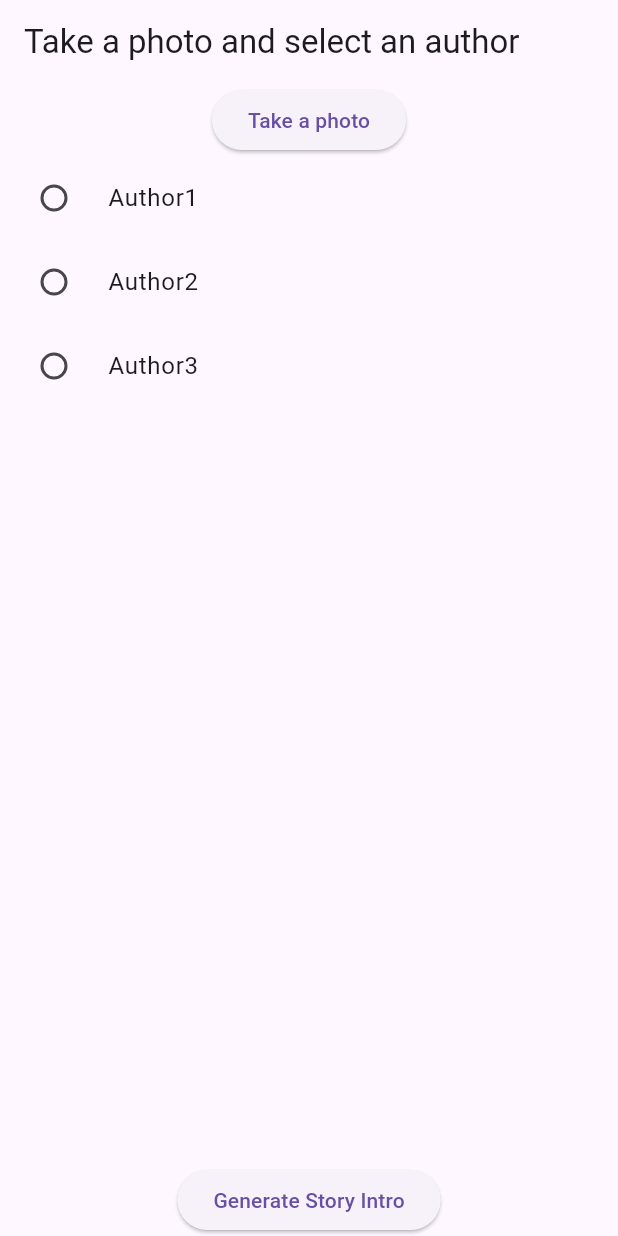
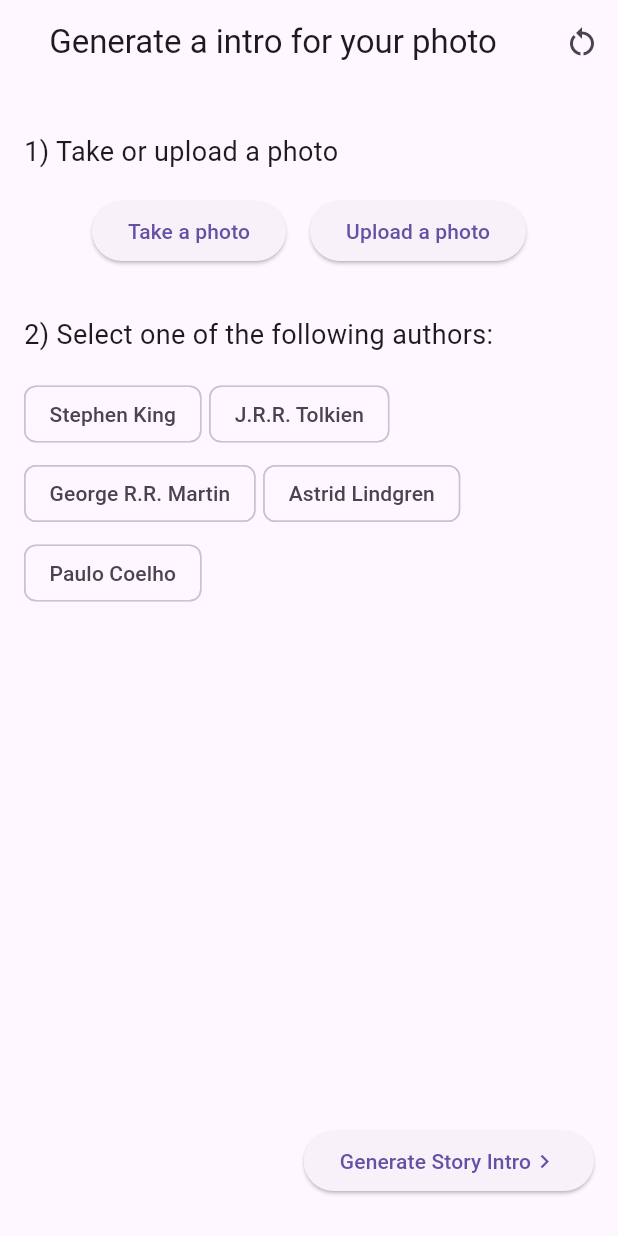
Before and after one commit to joaobentes/photo_story_gemini, a Flutter app: the screen it shows after launch, on a phone screen of 412 x 824 dp. Run offline on Flutter 3.47's test engine with Material 3 defaults, Android fonts, the phone set to English and light mode, and no system bars; our stand-ins replace flutter_riverpod, image_picker.

Commit message:
feat: Create basic screen with mocked data

```diff
--- /dev/null
+++ b/lib/constants/strings.dart
@@ -0,0 +1,7 @@
+const authors = [
+  'Stephen King',
+  'J.R.R. Tolkien',
+  'George R.R. Martin',
+  'Astrid Lindgren',
+  'Paulo Coelho'
+];
--- a/lib/providers/photo_author_provider.dart
+++ b/lib/providers/photo_author_provider.dart
@@ -4,25 +4,32 @@ import 'package:flutter/material.dart';
 import 'package:flutter_riverpod/flutter_riverpod.dart';
 import 'package:photo_story_gemini/services/gemini_service.dart';
 
-final photoAuthorProvider = StateNotifierProvider<PhotoAuthorController, PhotoAuthorState>((ref) => PhotoAuthorController());
+final photoAuthorProvider =
+    StateNotifierProvider<PhotoAuthorController, PhotoAuthorState>(
+        (ref) => PhotoAuthorController());
 
 final geminiServiceProvider = Provider<GeminiService>((ref) => GeminiService());
 
 final storyIntroProvider = FutureProvider<String>((ref) async {
   final photoAuthorState = ref.watch(photoAuthorProvider);
   final geminiService = ref.watch(geminiServiceProvider);
-  return await geminiService.getStoryIntro(photoAuthorState.photo!.path, photoAuthorState.author!);
+  return await geminiService.getStoryIntro(
+      photoAuthorState.photo!.path, photoAuthorState.author!);
 });
 
 class PhotoAuthorController extends StateNotifier<PhotoAuthorState> {
   PhotoAuthorController() : super(const PhotoAuthorState());
 
-  void setPhoto(File newPhoto) {
-    state = state.copyWith(photo: newPhoto);
+  void setPhoto(File? newPhoto) {
+    state = PhotoAuthorState(photo: newPhoto, author: state.author);
   }
 
-  void setAuthor(String newAuthor) {
-    state = state.copyWith(author: newAuthor);
+  void setAuthor(String? newAuthor) {
+    state = PhotoAuthorState(author: newAuthor, photo: state.photo);
+  }
+
+  void reset() {
+    state = const PhotoAuthorState();
   }
 }
 
@@ -32,11 +39,4 @@ class PhotoAuthorState {
   final String? author;
 
   const PhotoAuthorState({this.photo, this.author});
-
-  PhotoAuthorState copyWith({File? photo, String? author}) {
-    return PhotoAuthorState(
-      photo: photo ?? this.photo,
-      author: author ?? this.author,
-    );
-  }
 }
--- a/lib/screens/photo_author_screen.dart
+++ b/lib/screens/photo_author_screen.dart
@@ -3,6 +3,7 @@ import 'dart:io';
 import 'package:flutter/material.dart';
 import 'package:flutter_riverpod/flutter_riverpod.dart';
 import 'package:image_picker/image_picker.dart';
+import 'package:photo_story_gemini/constants/strings.dart';
 import 'package:photo_story_gemini/providers/photo_author_provider.dart';
 import 'package:photo_story_gemini/screens/story_intro_screen.dart';
 
@@ -12,48 +13,122 @@ class PhotoAuthorScreen extends ConsumerWidget {
   @override
   Widget build(BuildContext context, WidgetRef ref) {
     final photoAuthorState = ref.watch(photoAuthorProvider);
-    final authors = ['Author1', 'Author2', 'Author3']; // List of authors
 
     return Scaffold(
-      appBar: AppBar(title: const Text('Take a photo and select an author')),
-      body: Column(
+      appBar: AppBar(
+        title: const Center(child: Text('Generate a intro for your photo')),
+        actions: [
+          IconButton(
+            icon: const Icon(Icons.restart_alt),
+            onPressed: () {
+              ref.read(photoAuthorProvider.notifier).reset();
+            },
+          ),
+        ],
+      ),
+      body: Padding(
+        padding: const EdgeInsets.all(16.0),
+        child: SingleChildScrollView(
+          child: Column(
+            mainAxisAlignment: MainAxisAlignment.start,
+            crossAxisAlignment: CrossAxisAlignment.start,
+            children: [
+              const SizedBox(height: 16.0),
+              const Text(
+                '1) Take or upload a photo',
+                style: TextStyle(fontSize: 18.0),
+              ),
+              const SizedBox(height: 16.0),
+              Row(
+                mainAxisAlignment: MainAxisAlignment.center,
                 children: [
                   ElevatedButton(
                     onPressed: () async {
-              final pickedFile = await ImagePicker().pickImage(source: ImageSource.camera);
+                      final pickedFile = await ImagePicker()
+                          .pickImage(source: ImageSource.camera);
                       if (pickedFile != null) {
-                ref.read(photoAuthorProvider.notifier).setPhoto(File(pickedFile.path));
+                        ref
+                            .read(photoAuthorProvider.notifier)
+                            .setPhoto(File(pickedFile.path));
                       }
                     },
                     child: const Text('Take a photo'),
                   ),
+                  const SizedBox(width: 16.0),
+                  ElevatedButton(
+                    onPressed: () async {
+                      final pickedFile = await ImagePicker()
+                          .pickImage(source: ImageSource.gallery);
+                      if (pickedFile != null) {
+                        ref
+                            .read(photoAuthorProvider.notifier)
+                            .setPhoto(File(pickedFile.path));
+                      }
+                    },
+                    child: const Text('Upload a photo'),
+                  ),
+                ],
+              ),
+              const SizedBox(height: 16.0),
               if (photoAuthorState.photo != null)
-            Image.file(
+                Center(
+                  child: Stack(
+                    alignment: Alignment.topRight,
+                    children: [
+                      SizedBox(
+                        height: 400,
+                        child: Image.file(
                           photoAuthorState.photo!,
-              width: 300, // You can adjust the size as needed
-              height: 300, // You can adjust the size as needed
+                          fit: BoxFit.cover,
                         ),
-          Expanded(
-            child: ListView.builder(
-              itemCount: authors.length,
-              itemBuilder: (context, index) {
-                return RadioListTile<String>(
-                  title: Text(authors[index]),
-                  value: authors[index],
-                  groupValue: photoAuthorState.author,
-                  onChanged: (String? value) {
-                    ref.read(photoAuthorProvider.notifier).setAuthor(value!);
+                      ),
+                      IconButton(
+                        icon: const Icon(Icons.delete, color: Colors.redAccent),
+                        onPressed: () {
+                          ref.read(photoAuthorProvider.notifier).setPhoto(null);
+                        },
+                      ),
+                    ],
+                  ),
+                ),
+              const SizedBox(height: 16.0),
+              const Text(
+                '2) Select one of the following authors:',
+                style: TextStyle(fontSize: 18.0),
+              ),
+              const SizedBox(height: 16.0),
+              Wrap(
+                spacing: 5.0,
+                runSpacing: 5.0,
+                children: List<Widget>.generate(
+                  authors.length,
+                  (int index) {
+                    return ChoiceChip(
+                      label: Text(authors[index]),
+                      selected: photoAuthorState.author == authors[index],
+                      onSelected: (bool selected) {
+                        ref.read(photoAuthorProvider.notifier).setAuthor(
+                              selected ? authors[index] : null,
+                            );
                       },
                     );
                   },
                 ),
               ),
+            ],
+          ),
+        ),
+      ),
+      bottomNavigationBar: BottomAppBar(
+        height: 100,
+        color: Colors.transparent,
+        child: Row(
+          mainAxisAlignment: MainAxisAlignment.end,
+          children: <Widget>[
             ElevatedButton(
               onPressed: () {
-    final author = ref.read(photoAuthorProvider).author;
-    final photo = ref.read(photoAuthorProvider).photo;
-    if (author != null && photo != null) {
-      // Navigate to the StoryIntro page
+                if (ref.read(photoAuthorProvider).author != null &&
+                    ref.read(photoAuthorProvider).photo != null) {
                   Navigator.push(
                     context,
                     MaterialPageRoute(
@@ -62,13 +137,22 @@ class PhotoAuthorScreen extends ConsumerWidget {
                   );
                 } else {
                   ScaffoldMessenger.of(context).showSnackBar(
-        const SnackBar(content: Text('Please take a photo and select an author first.')),
+                    const SnackBar(
+                      content:
+                          Text('Please select a photo and an author first.'),
+                    ),
                   );
                 }
               },
-  child: const Text('Generate Story Intro'),
+              child: const Row(
+                children: [
+                  Text('Generate Story Intro'),
+                  Icon(Icons.navigate_next),
+                ],
+              ),
             ),
           ],
+        ),
       ),
     );
   }
```
Also changed, not shown: lib/screens/story_intro_screen.dart (+47 -4 lines), lib/main.dart (line endings or trailing spaces). Lines whose indentation alone changed are shown as unchanged.
